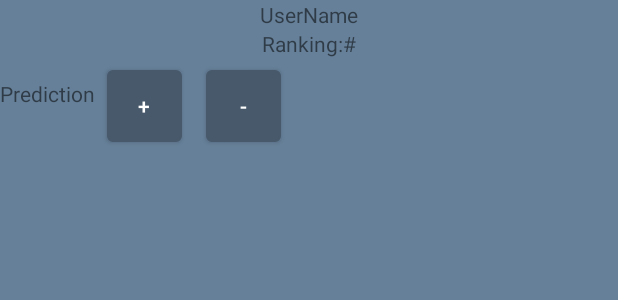
After one commit to alperenugus/InvestSmart, an Android app: the layout invest.xml on its own in the app's theme, with its tools: preview values and no code run, on a phone screen of 412 x 824 dp. The commit adds this screen. Shown: the top 300 px of the screen. Run offline under Robolectric (Android 15) with nearby library versions, the phone set to English and light mode, and no system bars.

Commit message:
added pages 10-11-12 of the first draft

```diff
--- /dev/null
+++ b/app/src/main/res/layout/invest.xml
@@ -0,0 +1,56 @@
+<?xml version="1.0" encoding="utf-8"?>
+<LinearLayout xmlns:android="http://schemas.android.com/apk/res/android"
+    android:orientation="vertical" android:layout_width="match_parent"
+    android:layout_height="match_parent"
+    android:background="#668099">
+
+
+    <TextView
+        android:id="@+id/home_screen_username"
+        android:layout_width="match_parent"
+        android:layout_height="wrap_content"
+        android:gravity="center"
+        android:text="@string/username" />
+
+    <TextView
+        android:layout_width="match_parent"
+        android:layout_height="wrap_content"
+        android:id="@+id/home_screen_ranking"
+        android:text="@string/ranking"
+        android:gravity="center" />
+
+    <LinearLayout
+        android:layout_width="wrap_content"
+        android:layout_height="wrap_content"
+        android:orientation="horizontal">
+        <TextView
+            android:id="@+id/companies"
+            android:layout_width="wrap_content"
+            android:layout_height="wrap_content"/>
+        <TextView
+            android:id="@+id/list_item_string"
+            android:text="@string/predict"
+            android:layout_width="wrap_content"
+            android:layout_height="wrap_content"/>
+
+        <Button
+            android:id="@+id/add"
+            android:layout_width="50dp"
+            android:layout_height="wrap_content"
+            android:layout_margin="8dp"
+            android:background="@drawable/button"
+            android:text="@string/add"
+            android:textColor="#FFFFFF" />
+
+        <Button
+            android:id="@+id/subtract"
+            android:layout_width="50dp"
+            android:layout_height="wrap_content"
+            android:layout_margin="8dp"
+            android:background="@drawable/button"
+            android:text="@string/subtract"
+            android:textColor="#FFFFFF" />
+    </LinearLayout>
+
+
+</LinearLayout>
--- a/app/src/main/res/values/strings.xml
+++ b/app/src/main/res/values/strings.xml
@@ -50,4 +50,15 @@
     <string name="about_seth_rose">Seth is a super cool kid in Computer Science.</string>
 
     <string name="Test">Test</string>
+
+    <!--buy/sell icons-->
+    <string name="add">+</string>
+    <string name="subtract">-</string>
+
+    <!--prediction-->
+    <string name="predict">Prediction</string>
+    <string name="time_predict">These are graphs showing yearly and weekly changes of the companies stock value.</string>
+    <string name="predict_good">We recommend purchasing more stock</string>
+    <string name="predict_bad">We do not recommend purchasing more stock</string>
+    <string name="predict_info">Click here to see how the algorithm works!</string>
 </resources>
```
Also changed, not shown: app/src/main/res/layout/favorite_companies.xml (added, +51 -0 lines), app/src/main/res/layout/prediction.xml (added, +40 -0 lines).
